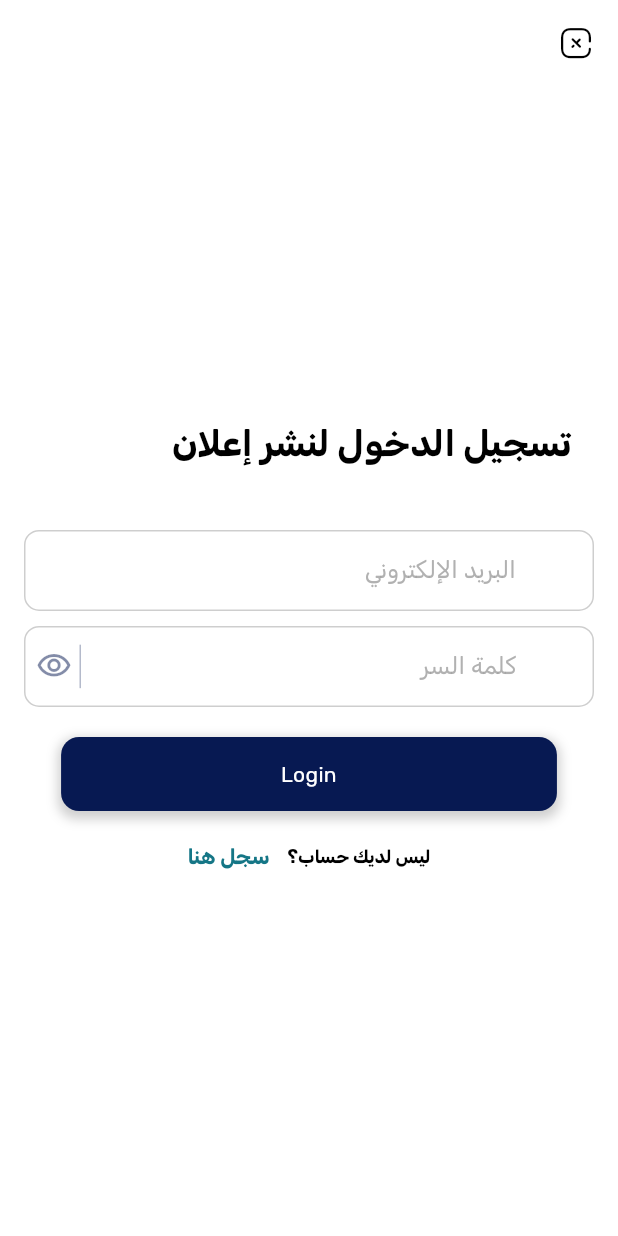
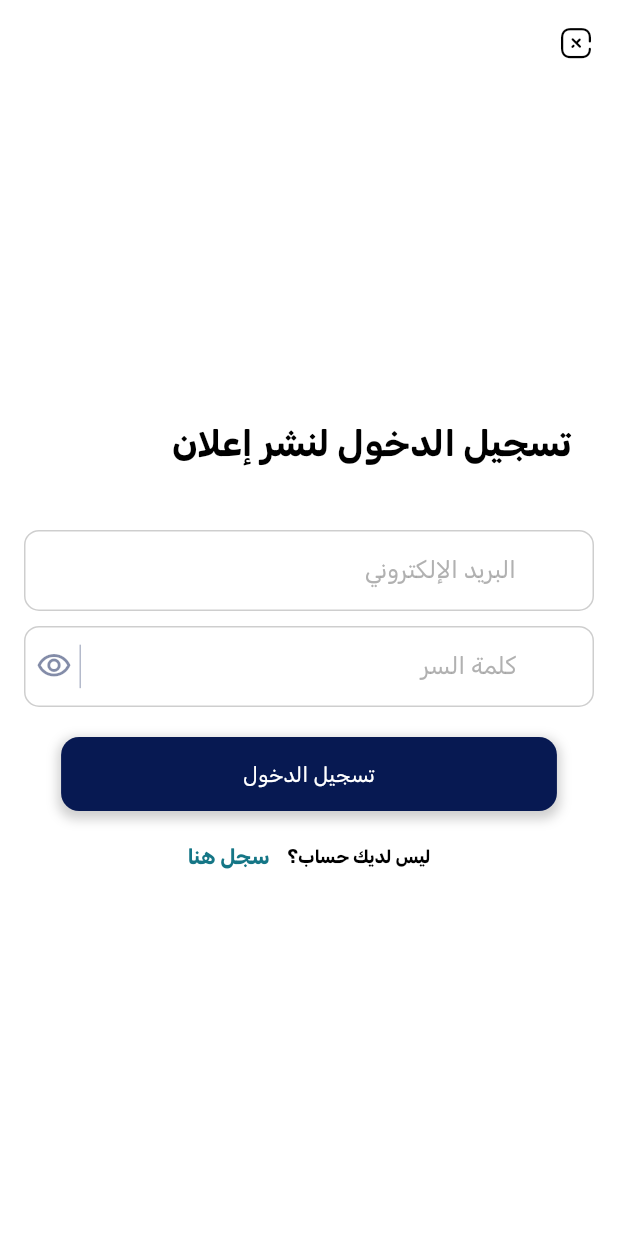
Before and after one commit to ibrahim-atef/sell-buy-app, a Flutter app: the LoginScreen screen opened by its route, on a phone screen of 412 x 824 dp. Run offline on Flutter 3.47's test engine with Material 3 defaults, Android fonts, the phone set to English and light mode, and no system bars; our stand-ins replace cloud_firestore, country_code_picker, get, get_storage, googleapis_auth, shimmer; accounts and stored records are empty.

Commit message:
complete some ui

```diff
--- a/lib/View/Screens/Authentication/login_screen.dart
+++ b/lib/View/Screens/Authentication/login_screen.dart
@@ -7,7 +7,7 @@ import 'package:sell_buy/View/Widgets/utilities_widgets/text_Component.dart';
 import 'package:sell_buy/Controllers/auth_controller.dart';
 import 'package:sell_buy/Utilities/my_strings.dart';
 import 'package:sell_buy/Utilities/themes.dart';
-import '../../Widgets/auth/auth_text_from_field.dart';
+import '../../Widgets/utilities_widgets/custom_text_from_field.dart';
 import '../../Widgets/utilities_widgets/button_component.dart';
 
 class LoginScreen extends StatelessWidget {
@@ -56,9 +56,8 @@ class LoginScreen extends StatelessWidget {
                       ),
                     ),
                   ),
-
                   SizedBox(height: 40),
-                  AuthTextFromField(
+                  CustomTextFromField(
                     controller: emailController,
                     obscureText: false,
                     validator: (value) {
@@ -74,7 +73,7 @@ class LoginScreen extends StatelessWidget {
                   ),
                   SizedBox(height: 10),
                   GetBuilder<AuthController>(builder: (_) {
-                    return AuthTextFromField(
+                    return CustomTextFromField(
                       controller: passwordController,
                       obscureText: !authController.isVisibility ? true : false,
                       validator: (value) {
@@ -129,7 +128,7 @@ class LoginScreen extends StatelessWidget {
                                   ),
                                 )
                               : Text(
-                                  'Login'.tr,
+                                  'sign in'.tr,
                                   style: TextStyle(
                                     color: white,
                                     fontFamily: 'Rubik',
--- a/lib/View/Screens/MainLayoutScreens/main_layout_screen.dart
+++ b/lib/View/Screens/MainLayoutScreens/main_layout_screen.dart
@@ -1,6 +1,7 @@
 import 'package:flutter/material.dart';
 import 'package:get/get.dart';
 import 'package:sell_buy/Controllers/main_layout_controller.dart';
+import 'package:sell_buy/View/Widgets/SearchBar/search_bar_widget.dart';
 
 import '../../../Utilities/icons.dart';
 import '../../../Utilities/themes.dart';
@@ -25,6 +26,9 @@ class MainLayoutScreen extends StatelessWidget {
     return GetBuilder<MainLayoutController>(
       builder: (_) {
         return Scaffold(
+          appBar: AppBar(elevation: .5,
+            title: SearchBarWidget (),
+          ),
           body: _children[mainLayoutController.currentIndex],
           bottomNavigationBar: BottomNavigationBar(
             onTap: mainLayoutController.onTabTapped,
--- a/lib/View/Screens/Splash/splash_screen.dart
+++ b/lib/View/Screens/Splash/splash_screen.dart
@@ -44,7 +44,7 @@ class _SplashScreenState extends State<SplashScreen> {
   void initState() {
     super.initState();
     Future.delayed(Duration(seconds: 3), () {
-      Get.offNamed(Routes.LoginScreen);
+      Get.offNamed(Routes.MainLayoutScreen);
     });
   }
 
--- a/lib/View/Widgets/auth/auth_text_from_field.dart
+++ b/lib/View/Widgets/utilities_widgets/custom_text_from_field.dart
@@ -1,6 +1,6 @@
 import 'package:flutter/material.dart';
 
-class AuthTextFromField extends StatelessWidget {
+class CustomTextFromField extends StatelessWidget {
   final TextEditingController controller;
   final bool obscureText;
   final String hintText;
@@ -12,7 +12,7 @@ class AuthTextFromField extends StatelessWidget {
   int maxLines;
   bool enabled;
 
-  AuthTextFromField({
+  CustomTextFromField({
     Key? key,
     required this.controller,
     required this.obscureText,
--- a/pubspec.yaml
+++ b/pubspec.yaml
@@ -48,6 +48,7 @@ dependencies:
   permission_handler:
   country_code_picker:
   url_launcher:
+  shimmer: ^3.0.0
 
 dev_dependencies:
   flutter_test:
```
Also changed, not shown: lib/View/Screens/Authentication/register_screen.dart (+6 -6 lines), lib/View/Widgets/SearchBar/search_bar_widget.dart (added, +30 -0 lines), lib/View/Widgets/utilities_widgets/custom_shimmer_widget.dart (added, +24 -0 lines), lib/main.dart (+3 -6 lines), pubspec.lock.
